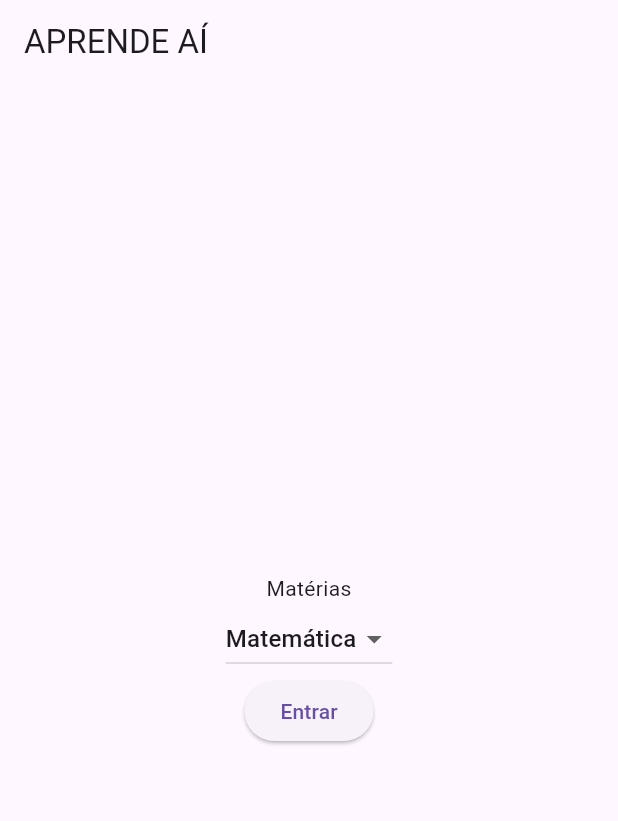
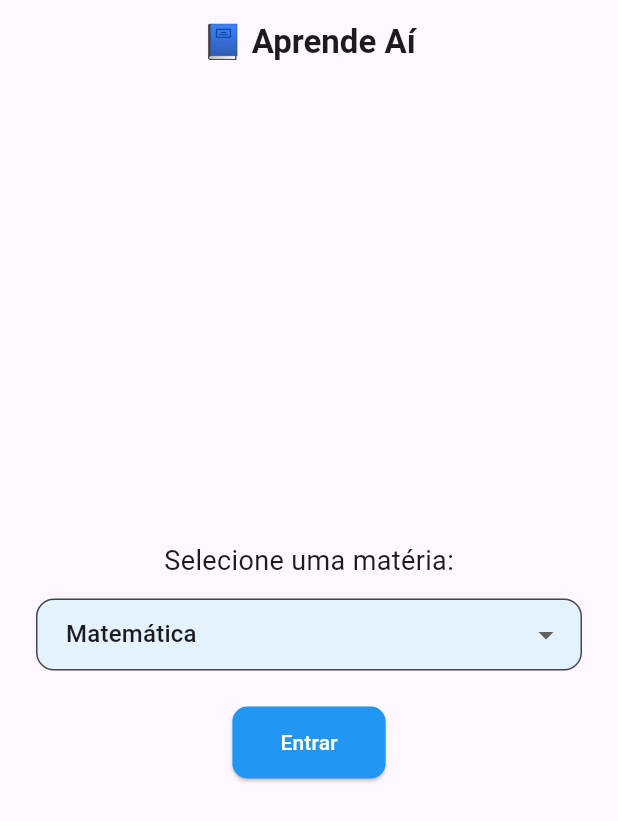
Before and after one commit to bielyra/DesenvolvimentoMobile, a Flutter app: the screen it shows after launch, on a phone screen of 412 x 824 dp. Shown: the top 821 px of the screen. Run offline on Flutter 3.47's test engine with Material 3 defaults, Android fonts, the phone set to English and light mode, and no system bars.

Commit message:
IfMaterias

```diff
--- a/lib/main.dart
+++ b/lib/main.dart
@@ -1,6 +1,6 @@
 import 'package:flutter/material.dart';
-import 'package:flutter/services.dart';
-import 'package:myapp/pag2.dart';
+import 'package:myapp/pag2.dart'; // Supondo que Matematica() esteja aqui
+// Importe outras páginas conforme você for criando
 
 void main() {
   runApp(const MeuApp());
@@ -12,11 +12,11 @@ class MeuApp extends StatelessWidget {
   @override
   Widget build(BuildContext context) {
     return MaterialApp(
-      title: 'Meu App',
+      title: 'Aprende Aí',
       theme: ThemeData(
         primarySwatch: Colors.blue,
       ),
-      home: HomePage(),
+      home: const HomePage(),
     );
   }
 }
@@ -30,46 +30,107 @@ class HomePage extends StatefulWidget {
 
 class _HomePageState extends State<HomePage> {
   String materia = "Matemática";
-  void dropdownCallback(String? valor){
-    if(valor is String){
+
+  void dropdownCallback(String? valor) {
+    if (valor != null) {
       setState(() {
         materia = valor;
       });
     }
   }
 
+  void navegarParaMateria() {
+    switch (materia) {
+      case 'Matemática':
+        Navigator.push(
+          context,
+          MaterialPageRoute(builder: (context) => const Matematica()),
+        );
+        break;
+      case 'Português':
+        // Navigator.push(context, MaterialPageRoute(builder: (context) => const Portugues()));
+        mostrarIndisponivel();
+        break;
+      case 'Geografia':
+        mostrarIndisponivel();
+        break;
+      case 'História':
+        mostrarIndisponivel();
+        break;
+      case 'Ciências':
+        mostrarIndisponivel();
+        break;
+      case 'Inglês':
+        mostrarIndisponivel();
+        break;
+      default:
+        mostrarIndisponivel();
+    }
+  }
 
+  void mostrarIndisponivel() {
+    ScaffoldMessenger.of(context).showSnackBar(
+      SnackBar(content: Text('Conteúdo de $materia ainda não disponível.')),
+    );
+  }
 
   @override
   Widget build(BuildContext context) {
     return Scaffold(
-      appBar: AppBar(title: Text("APRENDE AÍ",  ),),
+      appBar: AppBar(
+        title: const Text(
+          "📘 Aprende Aí",
+          style: TextStyle(fontWeight: FontWeight.bold, fontSize: 22),
+        ),
+        centerTitle: true,
+      ),
       body: Center(
-        child: Column(
-          mainAxisAlignment: MainAxisAlignment.center,
-          children: [
-            Text("Matérias"),
-            DropdownButton(items: [
-              DropdownMenuItem(child: Text("Matemática"), value: "Matemática"),
-              DropdownMenuItem(child: Text("Português"), value: "Português"),
-              DropdownMenuItem(child: Text("Geografia"), value: "Geografia"),
-              DropdownMenuItem(child: Text("História"), value: "História"),
-              DropdownMenuItem(child: Text("Ciências"), value: "Ciências"),
-              DropdownMenuItem(child: Text("Inglês"), value: "Inglês"),
+        child: Padding(
+          padding: const EdgeInsets.all(24.0),
+          child: Column(
+            mainAxisAlignment: MainAxisAlignment.center,
+            children: [
+              const Text(
+                "Selecione uma matéria:",
+                style: TextStyle(fontSize: 18),
+              ),
+              const SizedBox(height: 12),
+              DropdownButtonFormField<String>(
+                value: materia,
+                onChanged: dropdownCallback,
+                decoration: InputDecoration(
+                  border: OutlineInputBorder(
+                    borderRadius: BorderRadius.circular(12),
+                  ),
+                  filled: true,
+                  fillColor: Colors.blue[50],
+                  contentPadding: const EdgeInsets.symmetric(horizontal: 16, vertical: 12),
+                ),
+                items: const [
+                  DropdownMenuItem(value: "Matemática", child: Text("Matemática")),
+                  DropdownMenuItem(value: "Português", child: Text("Português")),
+                  DropdownMenuItem(value: "Geografia", child: Text("Geografia")),
+                  DropdownMenuItem(value: "História", child: Text("História")),
+                  DropdownMenuItem(value: "Ciências", child: Text("Ciências")),
+                  DropdownMenuItem(value: "Inglês", child: Text("Inglês")),
+                ],
+              ),
+              const SizedBox(height: 24),
+              ElevatedButton(
+                onPressed: navegarParaMateria,
+                style: ElevatedButton.styleFrom(
+                  backgroundColor: Colors.blue,
+                  foregroundColor: Colors.white,
+                  padding: const EdgeInsets.symmetric(horizontal: 32, vertical: 14),
+                  shape: RoundedRectangleBorder(
+                    borderRadius: BorderRadius.circular(10),
+                  ),
+                ),
+                child: const Text("Entrar"),
+              ),
             ],
-            value: materia,
-            onChanged: dropdownCallback),
-            ElevatedButton(onPressed: (){
-              if(materia == 'Matemática'){
-                Navigator.push(
-              context,
-              MaterialPageRoute(builder: (context) => const Matematica()),
-            );
-              }
-
-            }, child: Text("Entrar"))
-          ],
-        )
+          ),
+        ),
       ),
     );
   }
```
